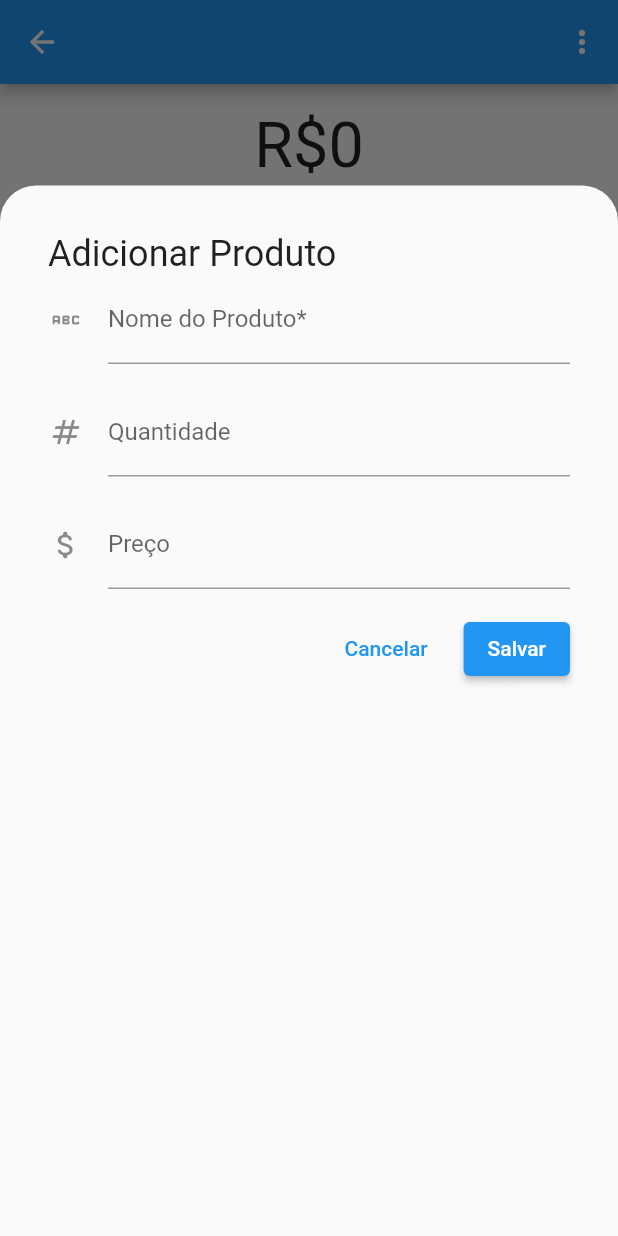
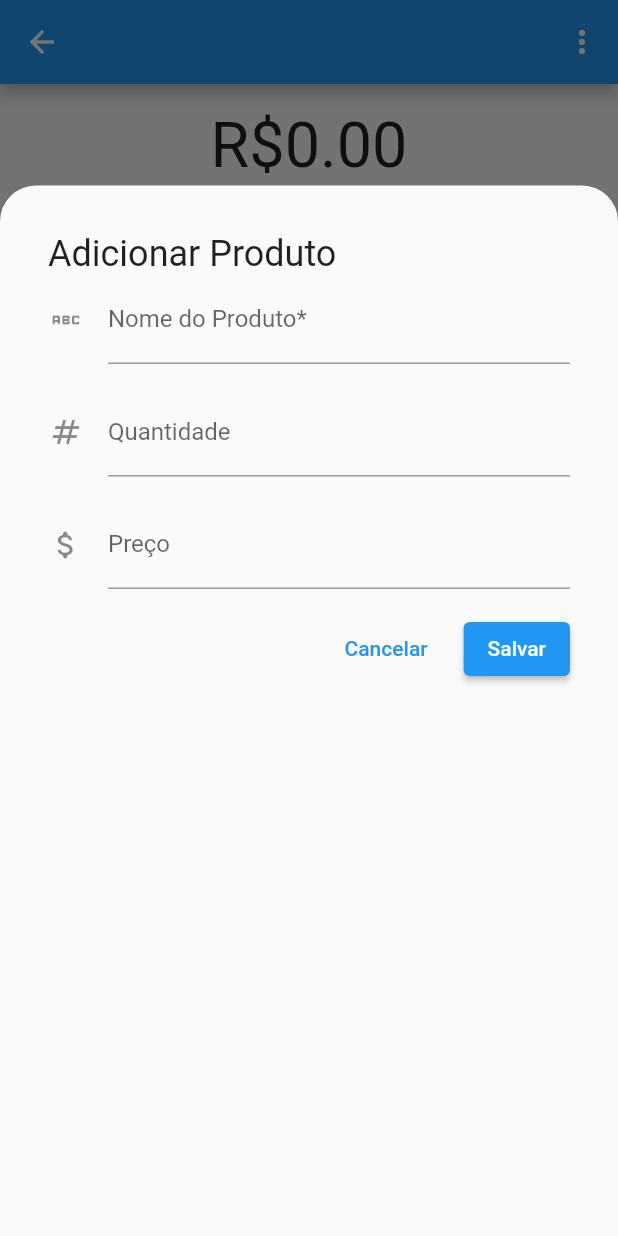
Before and after one commit to GilsonAndre/feira_de_compras, a Flutter app: the ProdutoScreen screen opened directly with empty values, after a tap on the "add" icon, on a phone screen of 412 x 824 dp. Run offline on Flutter 3.47's test engine with Material 2 defaults, Android fonts, the phone set to English and light mode, and no system bars; our stand-ins replace cloud_firestore, firebase_core; accounts and stored records are empty.

Commit message:
Função que calcula o valor dos produtos pegos

```diff
--- a/lib/firestore_produtos/firestore_produtos/presentation/produto_screen.dart
+++ b/lib/firestore_produtos/firestore_produtos/presentation/produto_screen.dart
@@ -22,13 +22,17 @@ class _ProdutoScreenState extends State<ProdutoScreen> {
 
   List<Produto> listaProdutosPegos = [];
 
+  //nome do colletion principal
   final String colectionName = 'listins';
+  //nome da subColeção
   final String subColectionName = 'Produtos';
 
   OrdemProduto ordem = OrdemProduto.name;
   bool isDescrecente = false;
 
+  //responsavel por cancelar o listener quando fechamos o app
   late StreamSubscription listener;
+
   @override
   void initState() {
     setUpListner();
@@ -92,13 +96,13 @@ class _ProdutoScreenState extends State<ProdutoScreen> {
           children: [
             Container(
               padding: const EdgeInsets.symmetric(vertical: 16.0),
-              child: const Column(
+              child: Column(
                 children: [
                   Text(
-                    "R\$${0}",
-                    style: TextStyle(fontSize: 42),
+                    "R\$${calcProduct().toStringAsFixed(2)}",
+                    style: const TextStyle(fontSize: 42),
                   ),
-                  Text(
+                  const Text(
                     "total previsto para essa compra",
                     style: TextStyle(fontStyle: FontStyle.italic),
                   ),
@@ -196,7 +200,7 @@ class _ProdutoScreenState extends State<ProdutoScreen> {
       if (model.price != null) {
         priceController.text = model.price.toString();
       }
-      //isComprado = model.isComprado;
+      isComprado = model.isComprado;
     }
 
     // Função do Flutter que mostra o modal na tela
@@ -363,6 +367,7 @@ class _ProdutoScreenState extends State<ProdutoScreen> {
         .doc(produto.id)
         .delete();
   }
+
   //Ele vê que ocorreu uma mudança e avisa que mudou assim evintando o refresh
   setUpListner() {
     listener = firestore
@@ -377,6 +382,12 @@ class _ProdutoScreenState extends State<ProdutoScreen> {
   }
 
   double calcProduct() {
-    return 2;
+    double total = 0;
+    for (var produto in listaProdutosPegos) {
+      if (produto.amount != null && produto.price != null) {
+        total += produto.amount! * produto.price!;
+      }
+    }
+    return total;
   }
 }
```
